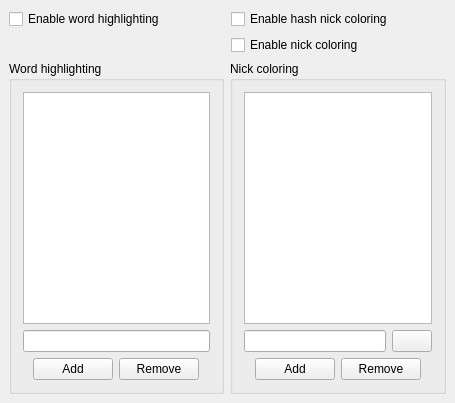
Old version of the form src/options/opt_general_groupchat.ui in the repository psi-im/psi.
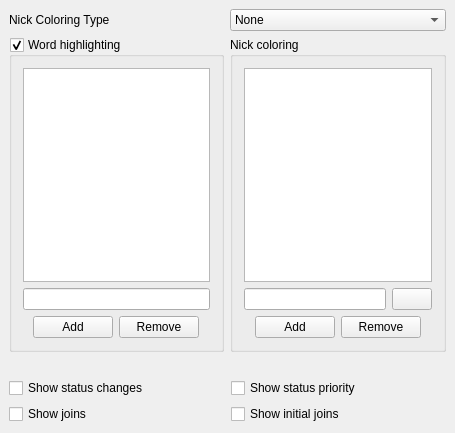
New version of the form.

Commit message: Added new checkbox-options to Groupchat tab. Added nick coloring type combobox to Groupchat tab. Removed not needed checkbox from PEP tab

```diff
--- a/src/options/opt_general_groupchat.ui
+++ b/src/options/opt_general_groupchat.ui
@@ -7,7 +7,7 @@
     <x>0</x>
     <y>0</y>
     <width>455</width>
-    <height>403</height>
+    <height>433</height>
    </rect>
   </property>
   <property name="windowTitle">
@@ -34,35 +34,7 @@
      <property name="spacing">
       <number>6</number>
      </property>
-     <item row="0" column="0">
-      <widget class="QCheckBox" name="ck_gcHighlights">
-       <property name="text">
-        <string>Enable word highlighting</string>
-       </property>
-      </widget>
-     </item>
-     <item row="0" column="1">
-      <widget class="QCheckBox" name="ck_gcHashNickColoring">
-       <property name="text">
-        <string>Enable hash nick coloring</string>
-       </property>
-      </widget>
-     </item>
-     <item row="1" column="1">
-      <widget class="QCheckBox" name="ck_gcNickColoring">
-       <property name="text">
-        <string>Enable nick coloring</string>
-       </property>
-      </widget>
-     </item>
-    </layout>
-   </item>
-   <item>
-    <layout class="QHBoxLayout" name="horizontalLayout">
-     <property name="spacing">
-      <number>6</number>
-     </property>
-     <item>
+     <item row="1" column="0">
       <widget class="QGroupBox" name="alertGroupBox">
        <property name="toolTip">
         <string>Highlight lines and alert the user if this text is included in chat</string>
@@ -70,6 +42,9 @@
        <property name="title">
         <string>Word highlighting</string>
        </property>
+       <property name="checkable">
+        <bool>true</bool>
+       </property>
        <layout class="QVBoxLayout">
         <property name="spacing">
          <number>6</number>
@@ -186,7 +161,29 @@
        </layout>
       </widget>
      </item>
-     <item>
+     <item row="0" column="1">
+      <widget class="QComboBox" name="cb_coloringType">
+       <property name="toolTip">
+        <string>Select nick coloring type for conference log</string>
+       </property>
+       <item>
+        <property name="text">
+         <string>None</string>
+        </property>
+       </item>
+       <item>
+        <property name="text">
+         <string>Automatic</string>
+        </property>
+       </item>
+       <item>
+        <property name="text">
+         <string>Manual palette</string>
+        </property>
+       </item>
+      </widget>
+     </item>
+     <item row="1" column="1">
       <widget class="QGroupBox" name="ncGroupBox">
        <property name="title">
         <string>Nick coloring</string>
@@ -339,6 +336,48 @@
        </layout>
       </widget>
      </item>
+     <item row="0" column="0">
+      <widget class="QLabel" name="label">
+       <property name="text">
+        <string>Nick Coloring Type</string>
+       </property>
+      </widget>
+     </item>
+    </layout>
+   </item>
+   <item>
+    <layout class="QGridLayout" name="gridLayout_3">
+     <property name="topMargin">
+      <number>20</number>
+     </property>
+     <item row="1" column="0">
+      <widget class="QCheckBox" name="ck_showJoins">
+       <property name="text">
+        <string>Show joins</string>
+       </property>
+      </widget>
+     </item>
+     <item row="0" column="0">
+      <widget class="QCheckBox" name="ck_showStatusChanges">
+       <property name="text">
+        <string>Show status changes</string>
+       </property>
+      </widget>
+     </item>
+     <item row="0" column="1">
+      <widget class="QCheckBox" name="ck_showStatusPriority">
+       <property name="text">
+        <string>Show status priority</string>
+       </property>
+      </widget>
+     </item>
+     <item row="1" column="1">
+      <widget class="QCheckBox" name="ck_showInitialJoins">
+       <property name="text">
+        <string>Show initial joins</string>
+       </property>
+      </widget>
+     </item>
     </layout>
    </item>
   </layout>
```
Left out of the diff: 20 changed lines with no effect on the pictures. The commit also changes 5 other files.
